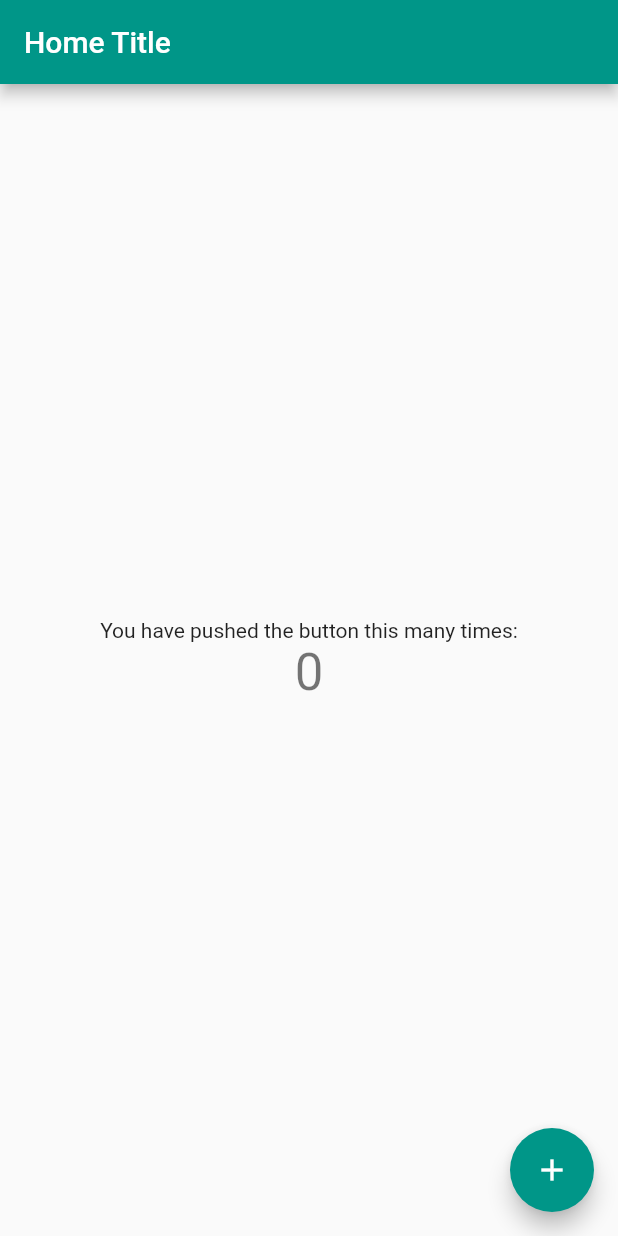
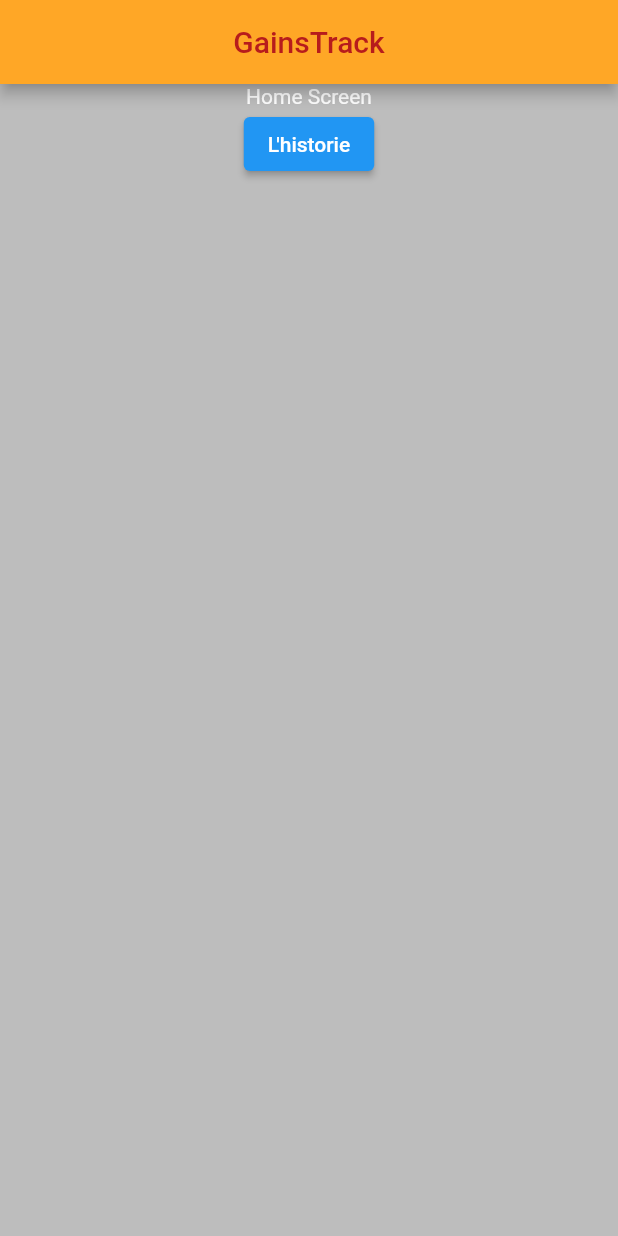
Before and after one commit to VToporan/WorkoutTracker, a Flutter app: the screen it shows after launch, on a phone screen of 412 x 824 dp. Run offline on Flutter 3.47's test engine with Material 2 defaults, Android fonts, the phone set to English and light mode, and no system bars.

Commit message:
Adds basic navigation

```diff
--- a/frontend/lib/main.dart
+++ b/frontend/lib/main.dart
@@ -1,115 +1,70 @@
 import 'package:flutter/material.dart';
 
 void main() {
-  runApp(const MyApp());
+  runApp(MaterialApp(home: Home()));
 }
 
-class MyApp extends StatelessWidget {
-  const MyApp({super.key});
+class Home extends StatelessWidget {
+  const Home({super.key});
 
-  // This widget is the root of your application.
   @override
   Widget build(BuildContext context) {
-    return MaterialApp(
-      title: 'Test Title',
-      theme: ThemeData(
-        // This is the theme of your application.
-        //
-        // Try running your application with "flutter run". You'll see the
-        // application has a blue toolbar. Then, without quitting the app, try
-        // changing the primarySwatch below to Colors.green and then invoke
-        // "hot reload" (press "r" in the console where you ran "flutter run",
-        // or simply save your changes to "hot reload" in a Flutter IDE).
-        // Notice that the counter didn't reset back to zero; the application
-        // is not restarted.
-        primarySwatch: Colors.teal,
+    return Scaffold(
+        backgroundColor: Colors.black26,
+        appBar: AppBar(
+          title: const Text("GainsTrack"),
+          centerTitle: true,
+          backgroundColor: Colors.orange[400],
+          foregroundColor: Colors.red[900],
         ),
-      home: const MyHomePage(title: 'Home Title'),
-    );
+        body: Center(
+          child: Column(
+            children: [
+              const Text(
+                "Home Screen",
+                style: TextStyle(color: Colors.white),
+              ),
+              ElevatedButton(
+                onPressed: () {
+                  Navigator.push(context,
+                      MaterialPageRoute(builder: (context) => const History()));
+                },
+                child: const Text("L'historie"),
+              ),
+            ],
+          ),
+        ));
   }
 }
 
-class MyHomePage extends StatefulWidget {
-  const MyHomePage({super.key, required this.title});
-
-  // This widget is the home page of your application. It is stateful, meaning
-  // that it has a State object (defined below) that contains fields that affect
-  // how it looks.
-
-  // This class is the configuration for the state. It holds the values (in this
-  // case the title) provided by the parent (in this case the App widget) and
-  // used by the build method of the State. Fields in a Widget subclass are
-  // always marked "final".
-
-  final String title;
-
-  @override
-  State<MyHomePage> createState() => _MyHomePageState();
-}
-
-class _MyHomePageState extends State<MyHomePage> {
-  int _counter = 0;
-
-  void _incrementCounter() {
-    setState(() {
-      // This call to setState tells the Flutter framework that something has
-      // changed in this State, which causes it to rerun the build method below
-      // so that the display can reflect the updated values. If we changed
-      // _counter without calling setState(), then the build method would not be
-      // called again, and so nothing would appear to happen.
-      _counter++;
-    });
-  }
+class History extends StatelessWidget {
+  const History({super.key});
 
   @override
   Widget build(BuildContext context) {
-    // This method is rerun every time setState is called, for instance as done
-    // by the _incrementCounter method above.
-    //
-    // The Flutter framework has been optimized to make rerunning build methods
-    // fast, so that you can just rebuild anything that needs updating rather
-    // than having to individually change instances of widgets.
     return Scaffold(
+        backgroundColor: Colors.black26,
         appBar: AppBar(
-        // Here we take the value from the MyHomePage object that was created by
-        // the App.build method, and use it to set our appbar title.
-        title: Text(widget.title),
+          title: const Text("GainsTrack"),
+          centerTitle: true,
+          backgroundColor: Colors.orange[400],
+          foregroundColor: Colors.red[900],
         ),
         body: Center(
-        // Center is a layout widget. It takes a single child and positions it
-        // in the middle of the parent.
           child: Column(
-          // Column is also a layout widget. It takes a list of children and
-          // arranges them vertically. By default, it sizes itself to fit its
-          // children horizontally, and tries to be as tall as its parent.
-          //
-          // Invoke "debug painting" (press "p" in the console, choose the
-          // "Toggle Debug Paint" action from the Flutter Inspector in Android
-          // Studio, or the "Toggle Debug Paint" command in Visual Studio Code)
-          // to see the wireframe for each widget.
-          //
-          // Column has various properties to control how it sizes itself and
-          // how it positions its children. Here we use mainAxisAlignment to
-          // center the children vertically; the main axis here is the vertical
-          // axis because Columns are vertical (the cross axis would be
-          // horizontal).
-          mainAxisAlignment: MainAxisAlignment.center,
-          children: <Widget>[
+            children: [
               const Text(
-              'You have pushed the button this many times:',
+                "History Screen",
+                style: TextStyle(color: Colors.white),
               ),
-            Text(
-              '$_counter',
-              style: Theme.of(context).textTheme.headline4,
+              ElevatedButton(
+                onPressed: () {
+                  Navigator.pop(context);
+                },
+                child: const Text("Home"),
               ),
             ],
           ),
-      ),
-      floatingActionButton: FloatingActionButton(
-        onPressed: _incrementCounter,
-        tooltip: 'Increment',
-        child: const Icon(Icons.add),
-      ), // This trailing comma makes auto-formatting nicer for build methods.
-    );
+        ));
   }
 }
```
Also changed, not shown: 1 other file. Lines whose indentation alone changed are shown as unchanged.
